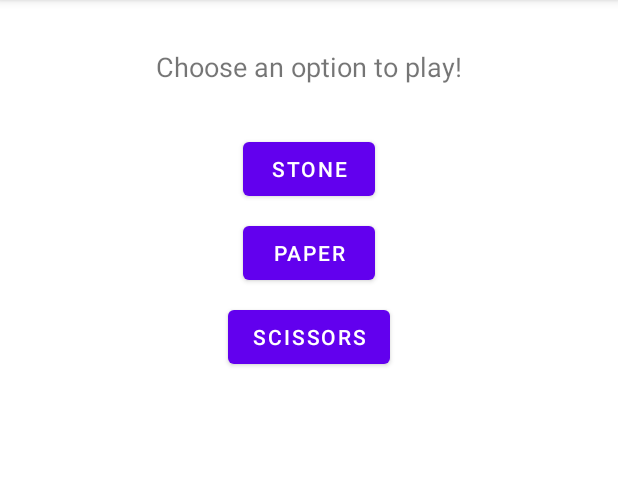
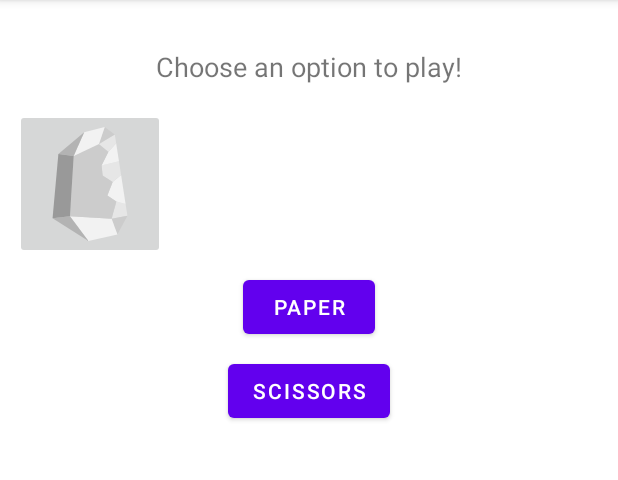
Before and after one commit to devstromo/rock-paper-scissors-kotlin-c, an Android app: the screen it shows after launch (MainActivity), on a phone screen of 412 x 824 dp, the part 84-564 px from its top. Run offline under Robolectric (Android 15) with nearby library versions, the phone set to English and light mode, and no system bars; 1 statement that could not run was skipped.

Commit message:
Rock Paper Scissors | add custom image button for stone button

```diff
--- a/app/src/main/java/com/devstromo/rockpaperscissors/MainActivity.kt
+++ b/app/src/main/java/com/devstromo/rockpaperscissors/MainActivity.kt
@@ -15,7 +15,7 @@ class MainActivity : AppCompatActivity() {
         setContentView(binding.root)
 
         // Set up button click listeners for the player's choice
-        binding.buttonStone.setOnClickListener { playGame('s') }
+        binding.stoneImageButton.setOnClickListener { playGame('s') }
         binding.buttonPaper.setOnClickListener { playGame('p') }
         binding.buttonScissors.setOnClickListener { playGame('z') }
     }
--- /dev/null
+++ b/app/src/main/res/drawable/ic_stone.xml
@@ -0,0 +1,45 @@
+<vector xmlns:android="http://schemas.android.com/apk/res/android"
+    android:width="800dp"
+    android:height="800dp"
+    android:viewportWidth="387.48"
+    android:viewportHeight="387.48">
+  <path
+      android:pathData="M314.73,261.39l6.21,39.85l-53.75,10.75l16.13,-59.13z"
+      android:fillColor="#E6E6E6"/>
+  <path
+      android:pathData="M320.94,301.24l-34.04,64.49l-19.71,-53.74z"
+      android:fillColor="#CCCCCC"/>
+  <path
+      android:pathData="M299.44,163.28l15.29,98.11l-31.41,-8.53l-30.46,-19.7l17.91,-46.59z"
+      android:fillColor="#F2F2F2"/>
+  <path
+      android:pathData="M292.18,116.72l7.26,46.56l-28.67,23.29l-34.04,-21.49l-3.58,-34.04z"
+      android:fillColor="#E6E6E6"/>
+  <path
+      android:pathData="M282.66,55.61l9.52,61.11l-59.03,14.32l23.29,-46.59z"
+      android:fillColor="#F2F2F2"/>
+  <path
+      android:pathData="M267.19,311.99l19.71,53.74l-98.54,21.5l-62.7,-84.2z"
+      android:fillColor="#F2F2F2"/>
+  <path
+      android:pathData="M283.32,252.86l-16.13,59.13l-141.53,-8.96l12.54,-204.24l85.99,-41.21l32.25,26.87l-23.29,46.59l3.58,34.04l34.04,21.49l-17.91,46.59z"
+      android:fillColor="#CCCCCC"/>
+  <path
+      android:pathData="M277.94,25.33l4.72,30.28l-26.22,28.84l-32.25,-26.87z"
+      android:fillColor="#E6E6E6"/>
+  <path
+      android:pathData="M277.94,25.33l-53.75,32.25l19.71,-57.33z"
+      android:fillColor="#CCCCCC"/>
+  <path
+      android:pathData="M243.9,0.25l-19.71,57.33l-85.99,41.21l35.83,-80.62z"
+      android:fillColor="#F2F2F2"/>
+  <path
+      android:pathData="M125.66,303.03l62.7,84.2l-121.83,-77.04z"
+      android:fillColor="#B3B3B3"/>
+  <path
+      android:pathData="M174.03,18.17l-35.83,80.62l-51.96,-7.17z"
+      android:fillColor="#B3B3B3"/>
+  <path
+      android:pathData="M138.2,98.79l-12.54,204.24l-59.13,7.16l19.71,-218.57z"
+      android:fillColor="#999999"/>
+</vector>
--- a/app/src/main/res/layout/activity_main.xml
+++ b/app/src/main/res/layout/activity_main.xml
@@ -19,16 +19,17 @@
         android:padding="16dp"
         android:layout_marginTop="16dp"/>
 
-    <!-- Stone button -->
-    <Button
-        android:id="@+id/buttonStone"
-        android:layout_width="wrap_content"
-        android:layout_height="wrap_content"
-        android:text="Stone"
+    <ImageButton
+        android:id="@+id/stoneImageButton"
+        android:layout_width="100dp"
+        android:layout_height="100dp"
+        android:contentDescription="Stone image button"
+        android:src="@drawable/ic_stone"
+        android:layout_marginStart="10dp"
         app:layout_constraintTop_toBottomOf="@id/resultText"
         app:layout_constraintStart_toStartOf="parent"
-        app:layout_constraintEnd_toEndOf="parent"
-        android:layout_marginTop="16dp"/>
+        android:scaleType="fitCenter"
+        />
 
     <!-- Paper button -->
     <Button
@@ -36,7 +37,7 @@
         android:layout_width="wrap_content"
         android:layout_height="wrap_content"
         android:text="Paper"
-        app:layout_constraintTop_toBottomOf="@id/buttonStone"
+        app:layout_constraintTop_toBottomOf="@id/stoneImageButton"
         app:layout_constraintStart_toStartOf="parent"
         app:layout_constraintEnd_toEndOf="parent"
         android:layout_marginTop="8dp"/>
```
